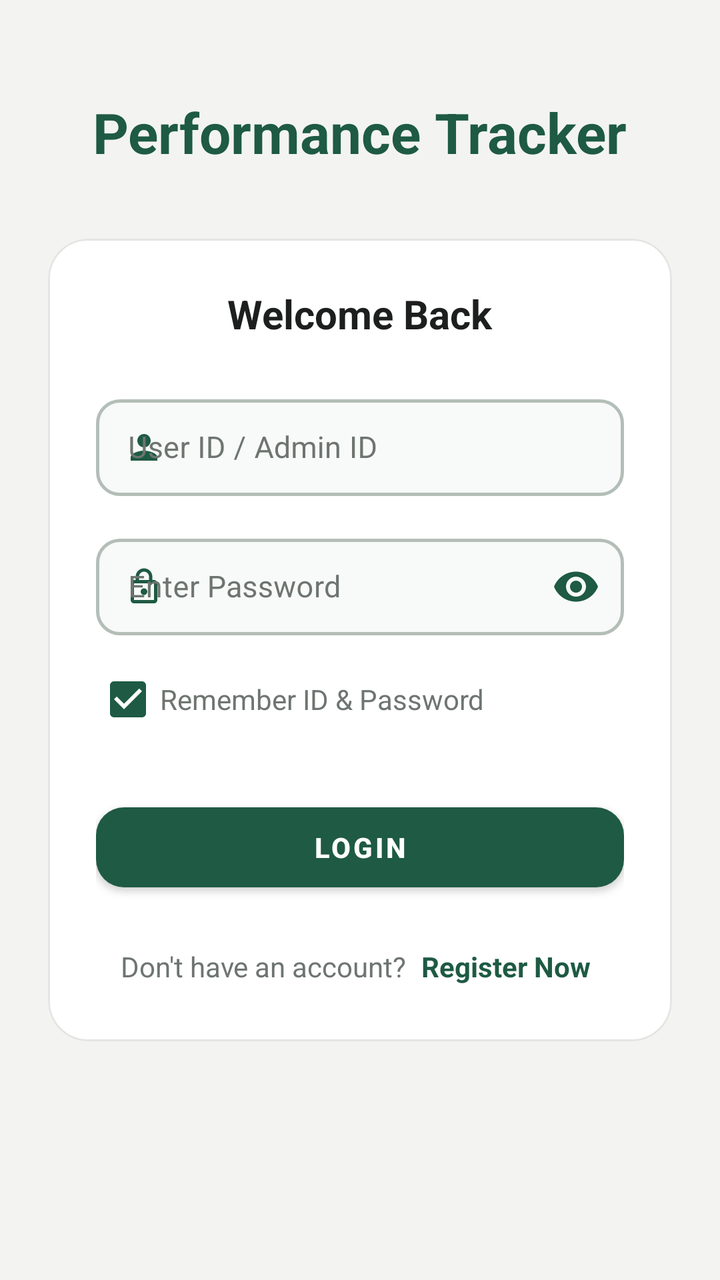
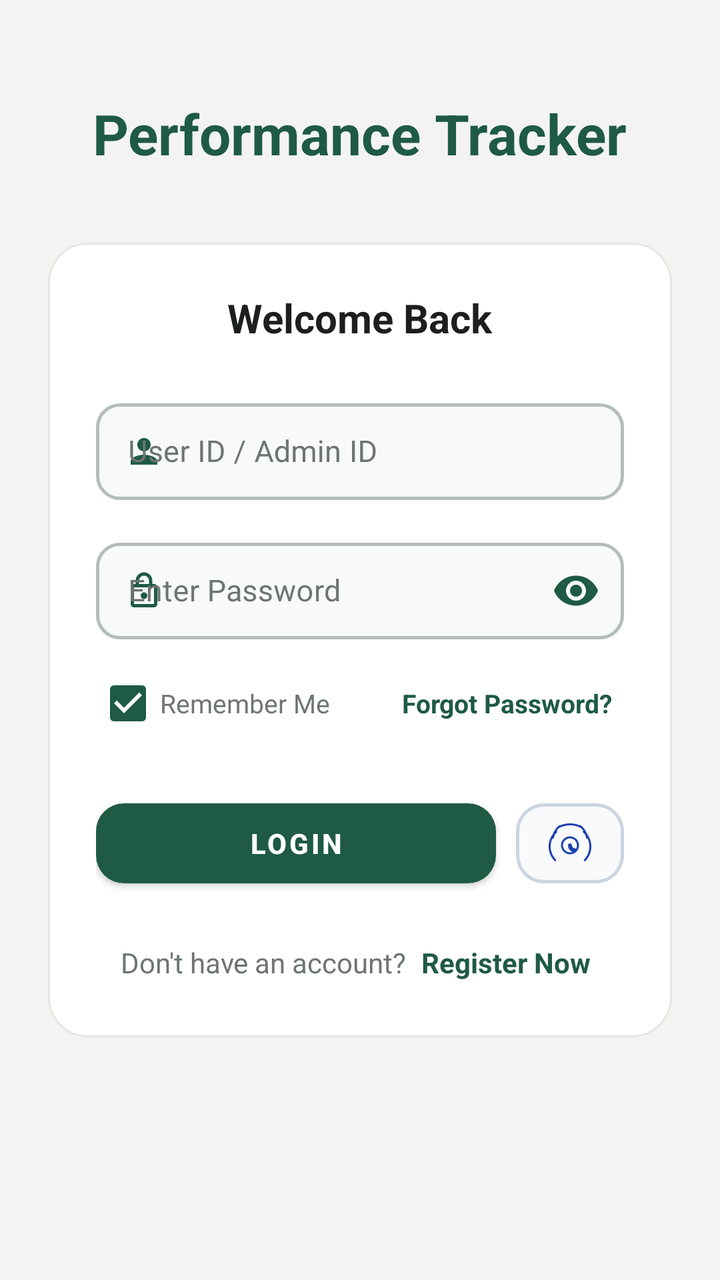

Before-and-after screenshots of an Android layout around one commit, followed by the original layout XML and the change that was made.
<!-- AndroidManifest.xml: application theme Theme.PerformanceTracker -->
<!-- res/layout/activity_login.xml -->
<?xml version="1.0" encoding="utf-8"?>
<androidx.constraintlayout.widget.ConstraintLayout
     xmlns:android="http://schemas.android.com/apk/res/android"
     xmlns:app="http://schemas.android.com/apk/res-auto"
     android:layout_height="match_parent"
     android:layout_width="match_parent"
     android:background="@color/background"
     android:padding="24dp">

    <TextView
         android:layout_height="wrap_content"
         android:layout_width="wrap_content"
         app:layout_constraintTop_toTopOf="parent"
         app:layout_constraintStart_toStartOf="parent"
         android:textSize="28sp"
         android:textColor="@color/primary"
         app:layout_constraintEnd_toEndOf="parent"
         app:layout_constraintBottom_toTopOf="@+id/cardLogin"
         app:layout_constraintVertical_bias="0.4"
         android:id="@+id/tvTitle"
         android:text="Performance Tracker"
         android:textStyle="bold" />

    <com.google.android.material.card.MaterialCardView
         android:layout_height="wrap_content"
         android:layout_width="match_parent"
         app:layout_constraintTop_toTopOf="parent"
         app:cardElevation="0dp"
         app:strokeColor="@color/card_stroke"
         app:strokeWidth="1dp"
         app:cardBackgroundColor="@color/surface_card"
         app:layout_constraintBottom_toBottomOf="parent"
         app:cardCornerRadius="20dp"
         android:id="@+id/cardLogin">

        <LinearLayout
             android:layout_height="wrap_content"
             android:layout_width="match_parent"
             android:padding="24dp"
             android:orientation="vertical">

            <TextView
                 android:layout_height="wrap_content"
                 android:layout_width="wrap_content"
                 android:layout_marginBottom="24dp"
                 android:textSize="20sp"
                 android:textColor="@color/text_primary"
                 android:layout_gravity="center"
                 android:text="Welcome Back"
                 android:textStyle="bold" />

            <com.google.android.material.textfield.TextInputLayout
                 android:layout_height="wrap_content"
                 android:layout_width="match_parent"
                 android:hint="User ID / Admin ID"
                 app:boxBackgroundMode="outline"
                 app:boxBackgroundColor="@color/input_background"
                 app:boxStrokeColor="@color/box_stroke_selector"
                 app:boxStrokeWidth="1.5dp"
                 app:boxStrokeWidthFocused="2dp"
                 app:hintTextColor="@color/primary"
                 android:textColorHint="@color/text_secondary"
                 app:startIconDrawable="@drawable/ic_person"
                 app:startIconTint="@color/primary"
                 app:boxCornerRadiusBottomEnd="12dp"
                 app:boxCornerRadiusBottomStart="12dp"
                 app:boxCornerRadiusTopEnd="12dp"
                 app:boxCornerRadiusTopStart="12dp"
                 style="@style/Widget.MaterialComponents.TextInputLayout.OutlinedBox">

                <com.google.android.material.textfield.TextInputEditText
                     android:layout_height="wrap_content"
                     android:layout_width="match_parent"
                     android:inputType="text"
                     android:textSize="15sp"
                     android:paddingVertical="14dp"
                     android:textColor="@color/text_primary"
                     android:textColorHint="@color/text_secondary"
                     android:id="@+id/etId" />

            </com.google.android.material.textfield.TextInputLayout>

            <com.google.android.material.textfield.TextInputLayout
                 android:layout_height="wrap_content"
                 android:layout_width="match_parent"
                 android:hint="Enter Password"
                 app:boxBackgroundMode="outline"
                 app:boxBackgroundColor="@color/input_background"
                 app:boxStrokeColor="@color/box_stroke_selector"
                 app:boxStrokeWidth="1.5dp"
                 app:boxStrokeWidthFocused="2dp"
                 app:hintTextColor="@color/primary"
                 android:textColorHint="@color/text_secondary"
                 app:startIconDrawable="@drawable/ic_lock"
                 app:startIconTint="@color/primary"
                 app:passwordToggleEnabled="true"
                 app:passwordToggleTint="@color/primary"
                 app:boxCornerRadiusBottomEnd="12dp"
                 app:boxCornerRadiusBottomStart="12dp"
                 app:boxCornerRadiusTopEnd="12dp"
                 app:boxCornerRadiusTopStart="12dp"
                 style="@style/Widget.MaterialComponents.TextInputLayout.OutlinedBox"
                 android:layout_marginTop="16dp">

                <com.google.android.material.textfield.TextInputEditText
                     android:layout_height="wrap_content"
                     android:layout_width="match_parent"
                     android:inputType="textPassword"
                     android:textSize="15sp"
                     android:paddingVertical="14dp"
                     android:textColor="@color/text_primary"
                     android:textColorHint="@color/text_secondary"
                     android:id="@+id/etPassword" />

            </com.google.android.material.textfield.TextInputLayout>

            <com.google.android.material.checkbox.MaterialCheckBox
                android:id="@+id/cbRememberMe"
                android:layout_width="wrap_content"
                android:layout_height="wrap_content"
                android:layout_marginTop="8dp"
                android:checked="true"
                android:text="Remember ID &amp; Password"
                android:textColor="@color/text_secondary"
                android:textSize="14sp"
                app:buttonTint="@color/primary" />

            <com.google.android.material.button.MaterialButton
                 android:layout_height="52dp"
                 android:layout_width="match_parent"
                 app:cornerRadius="14dp"
                 app:elevation="0dp"
                 app:backgroundTint="@color/primary"
                 android:textColor="#FFFFFF"
                 android:layout_marginTop="24dp"
                 android:id="@+id/btnLogin"
                 android:text="LOGIN"
                 android:textStyle="bold" />

            <LinearLayout
                 android:layout_height="wrap_content"
                 android:layout_width="wrap_content"
                 android:orientation="horizontal"
                 android:layout_marginTop="20dp"
                 android:layout_gravity="center">

                <TextView
                     android:layout_height="wrap_content"
                     android:layout_width="wrap_content"
                     android:textColor="@color/text_secondary"
                     android:text="Don't have an account? " />

                <TextView
                     android:layout_height="wrap_content"
                     android:layout_width="wrap_content"
                     android:background="?attr/selectableItemBackground"
                     android:padding="4dp"
                     android:textColor="@color/primary"
                     android:id="@+id/tvRegisterLink"
                     android:text="Register Now"
                     android:textStyle="bold" />

            </LinearLayout>

        </LinearLayout>

    </com.google.android.material.card.MaterialCardView>

</androidx.constraintlayout.widget.ConstraintLayout>
<!-- resources referenced by this layout -->
<resources>
  <color name="background">#F3F4F1</color>
  <color name="card_stroke">#E3E6E2</color>
  <color name="input_background">#F7FAF8</color>
  <color name="primary">#1E5A44</color>
  <color name="surface_card">#FFFFFF</color>
  <color name="text_primary">#1C1F1D</color>
  <color name="text_secondary">#6E7571</color>
  <!-- drawable ic_lock (drawable) -->
  <vector xmlns:android="http://schemas.android.com/apk/res/android"
      android:width="20dp"
      android:height="20dp"
      android:viewportWidth="24"
      android:viewportHeight="24">
    <path
        android:fillColor="@color/primary"
        android:pathData="M18,8h-1V6c0,-2.76 -2.24,-5 -5,-5S7,3.24 7,6v2H6c-1.1,0 -2,0.9 -2,2v10c0,1.1 0.9,2 2,2h12c1.1,0 2,-0.9 2,-2V10c0,-1.1 -0.9,-2 -2,-2zM9,6c0,-1.66 1.34,-3 3,-3s3,1.34 3,3v2H9V6zm9,14H6V10h12v10zm-6,-3c1.1,0 2,-0.9 2,-2s-0.9,-2 -2,-2 -2,0.9 -2,2 0.9,2 2,2z"/>
  </vector>
  <!-- drawable ic_person (drawable) -->
  <vector xmlns:android="http://schemas.android.com/apk/res/android"
      android:width="20dp"
      android:height="20dp"
      android:viewportWidth="24"
      android:viewportHeight="24">
    <path
        android:fillColor="@color/primary"
        android:pathData="M12,12c2.21,0 4,-1.79 4,-4s-1.79,-4 -4,-4 -4,1.79 -4,4 1.79,4 4,4zM12,14c-2.67,0 -8,1.34 -8,4v2h16v-2c0,-2.66 -5.33,-4 -8,-4z"/>
  </vector>
  <color name="primary_dark">#154333</color>
  <color name="white">#FFFFFF</color>
  <color name="secondary">#256650</color>
  <color name="surface">#FFFFFF</color>
  <color name="input_stroke_unfocused">#B4BEB8</color>
  <!-- unchanged entries left out for length: 2 -->
</resources>

<!-- the commit's change to res/layout/activity_login.xml (unified diff, before → after) -->
@@ -114,28 +114,74 @@
 
             </com.google.android.material.textfield.TextInputLayout>
 
-            <com.google.android.material.checkbox.MaterialCheckBox
-                android:id="@+id/cbRememberMe"
-                android:layout_width="wrap_content"
+            <LinearLayout
+                android:layout_width="match_parent"
                 android:layout_height="wrap_content"
-                android:layout_marginTop="8dp"
-                android:checked="true"
-                android:text="Remember ID &amp; Password"
-                android:textColor="@color/text_secondary"
-                android:textSize="14sp"
-                app:buttonTint="@color/primary" />
-
-            <com.google.android.material.button.MaterialButton
-                 android:layout_height="52dp"
-                 android:layout_width="match_parent"
-                 app:cornerRadius="14dp"
-                 app:elevation="0dp"
-                 app:backgroundTint="@color/primary"
-                 android:textColor="#FFFFFF"
-                 android:layout_marginTop="24dp"
-                 android:id="@+id/btnLogin"
-                 android:text="LOGIN"
-                 android:textStyle="bold" />
+                android:orientation="horizontal"
+                android:gravity="center_vertical"
+                android:layout_marginTop="8dp">
+
+                <com.google.android.material.checkbox.MaterialCheckBox
+                    android:id="@+id/cbRememberMe"
+                    android:layout_width="0dp"
+                    android:layout_height="wrap_content"
+                    android:layout_weight="1"
+                    android:checked="true"
+                    android:text="Remember Me"
+                    android:textColor="@color/text_secondary"
+                    android:textSize="13sp"
+                    app:buttonTint="@color/primary" />
+
+                <TextView
+                    android:id="@+id/tvForgotPassword"
+                    android:layout_width="wrap_content"
+                    android:layout_height="wrap_content"
+                    android:padding="6dp"
+                    android:text="Forgot Password?"
+                    android:textColor="@color/primary"
+                    android:textSize="13sp"
+                    android:textStyle="bold"
+                    android:background="?attr/selectableItemBackground" />
+
+            </LinearLayout>
+
+            <LinearLayout
+                android:layout_width="match_parent"
+                android:layout_height="wrap_content"
+                android:orientation="horizontal"
+                android:gravity="center_vertical"
+                android:layout_marginTop="20dp">
+
+                <com.google.android.material.button.MaterialButton
+                    android:id="@+id/btnLogin"
+                    android:layout_width="0dp"
+                    android:layout_height="52dp"
+                    android:layout_weight="1"
+                    app:cornerRadius="14dp"
+                    app:elevation="0dp"
+                    app:backgroundTint="@color/primary"
+                    android:textColor="#FFFFFF"
+                    android:text="LOGIN"
+                    android:textStyle="bold" />
+
+                <com.google.android.material.button.MaterialButton
+                    android:id="@+id/btnBiometricLogin"
+                    android:layout_width="54dp"
+                    android:layout_height="52dp"
+                    android:layout_marginStart="10dp"
+                    app:cornerRadius="14dp"
+                    app:elevation="0dp"
+                    app:icon="@drawable/ic_fingerprint"
+                    app:iconGravity="textStart"
+                    app:iconPadding="0dp"
+                    app:iconTint="#1E40AF"
+                    app:strokeColor="#CBD5E1"
+                    app:strokeWidth="1.5dp"
+                    android:backgroundTint="#F8FAFC"
+                    style="@style/Widget.MaterialComponents.Button.OutlinedButton"
+                    android:contentDescription="Biometric Fingerprint Login" />
+
+            </LinearLayout>
 
             <LinearLayout
                  android:layout_height="wrap_content"
<!-- resource entries referenced after the edit -->
@@ -7,6 +7,17 @@
   <color name="surface_card">#FFFFFF</color>
   <color name="text_primary">#1C1F1D</color>
   <color name="text_secondary">#6E7571</color>
+  <!-- drawable ic_fingerprint (drawable) -->
+  <vector xmlns:android="http://schemas.android.com/apk/res/android"
+      android:width="24dp"
+      android:height="24dp"
+      android:viewportWidth="24"
+      android:viewportHeight="24"
+      android:tint="?attr/colorControlNormal">
+    <path
+        android:fillColor="@android:color/white"
+        android:pathData="M17.81,4.47c-0.08,0 -0.16,-0.02 -0.23,-0.06C15.66,3.42 14,3 12.01,3c-1.98,0 -3.86,0.47 -5.57,1.41 -0.24,0.13 -0.54,0.04 -0.68,-0.2 -0.13,-0.24 -0.04,-0.55 0.2,-0.68C7.86,2.5 9.87,2 12.01,2c2.13,0 3.99,0.47 6.03,1.52 0.25,0.13 0.34,0.43 0.21,0.67 -0.09,0.18 -0.26,0.28 -0.44,0.28zM3.5,9.72c-0.03,0 -0.06,0 -0.09,-0.01 -0.27,-0.04 -0.46,-0.29 -0.42,-0.56 0.39,-2.46 1.64,-4.63 3.53,-6.11 0.22,-0.17 0.53,-0.13 0.7,0.09 0.17,0.22 0.13,0.53 -0.09,0.7 -1.68,1.32 -2.79,3.25 -3.14,5.43 -0.04,0.26 -0.26,0.45 -0.49,0.45zM20.5,9.72c-0.23,0 -0.45,-0.19 -0.49,-0.45 -0.35,-2.18 -1.46,-4.11 -3.14,-5.43 -0.22,-0.17 -0.26,-0.48 -0.09,-0.7 0.17,-0.22 0.48,-0.26 0.7,-0.09 1.89,1.48 3.14,3.65 3.53,6.11 0.04,0.27 -0.15,0.52 -0.42,0.56 -0.03,0.01 -0.06,0.01 -0.09,0.01zM12,8.5c-2.48,0 -4.5,2.02 -4.5,4.5 0,2.48 2.02,4.5 4.5,4.5s4.5,-2.02 4.5,-4.5c0,-2.48 -2.02,-4.5 -4.5,-4.5zm0,8c-1.93,0 -3.5,-1.57 -3.5,-3.5s1.57,-3.5 3.5,-3.5 3.5,1.57 3.5,3.5 -1.57,3.5 -3.5,3.5zm7.39,4.41c-0.12,0 -0.23,-0.04 -0.33,-0.13 -0.2,-0.19 -0.2,-0.51 -0.01,-0.71 1.69,-1.76 2.62,-4.06 2.62,-6.48 0,-2.68 -1.13,-5.24 -3.12,-7.02 -0.2,-0.18 -0.22,-0.49 -0.04,-0.7 0.18,-0.2 0.49,-0.22 0.7,-0.04 2.22,1.98 3.47,4.83 3.47,7.76 0,2.69 -1.04,5.25 -2.92,7.2 -0.1,0.08 -0.23,0.12 -0.37,0.12zM4.61,20.91c-0.14,0 -0.27,-0.04 -0.37,-0.12 -1.88,-1.95 -2.92,-4.51 -2.92,-7.2 0,-2.93 1.25,-5.78 3.47,-7.76 0.21,-0.18 0.52,-0.16 0.7,0.04 0.18,0.21 0.16,0.52 -0.04,0.7 -1.99,1.78 -3.12,4.34 -3.12,7.02 0,2.42 0.93,4.72 2.62,6.48 0.19,0.2 0.19,0.52 -0.01,0.71 -0.1,0.09 -0.21,0.13 -0.33,0.13zM12,12c-0.55,0 -1,0.45 -1,1 0,1.93 1.57,3.5 3.5,3.5 0.55,0 1,-0.45 1,-1s-0.45,-1 -1,-1c-0.83,0 -1.5,-0.67 -1.5,-1.5 0,-0.55 -0.45,-1 -1,-1z"/>
+  </vector>
   <!-- drawable ic_lock (drawable) -->
   <vector xmlns:android="http://schemas.android.com/apk/res/android"
       android:width="20dp"
